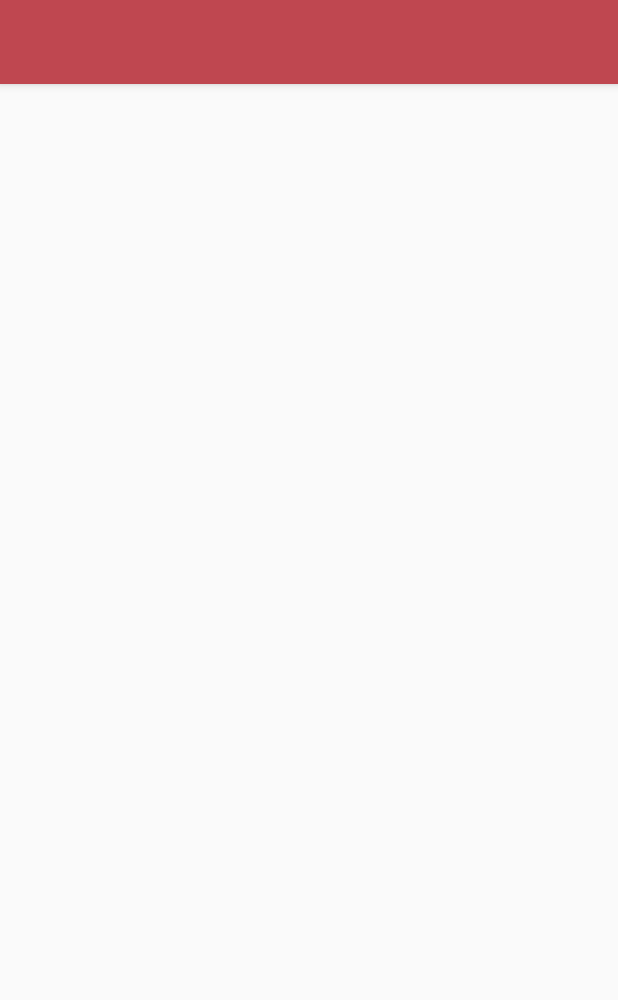
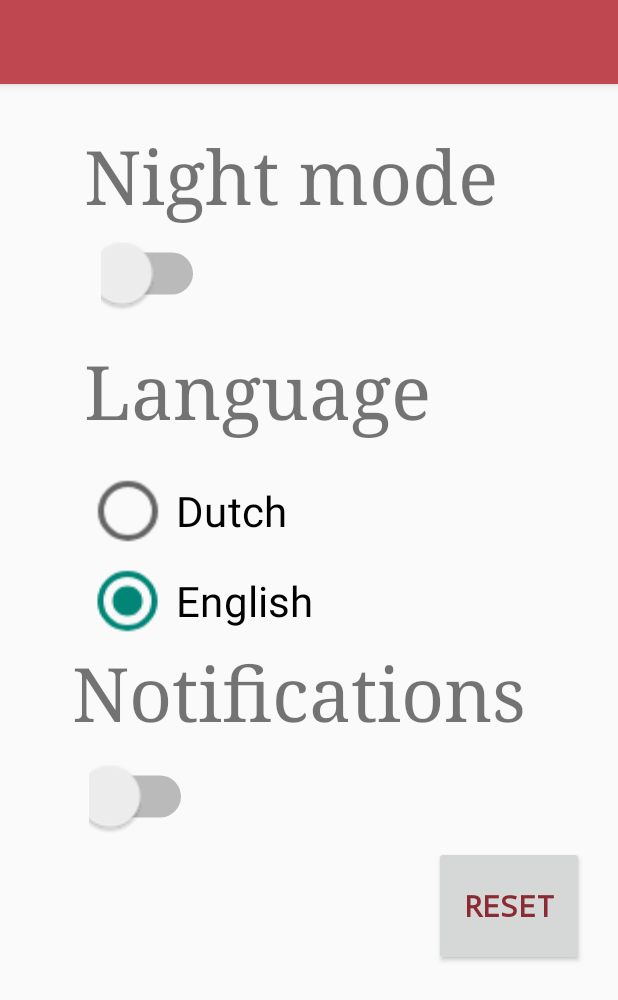
Before and after one commit to uev52/Project-B, an Android app: the layout app_bar_settings.xml on its own in the app's theme, with its tools: preview values and no code run, on a phone screen of 412 x 824 dp. Shown: the top 1000 px of the screen. Run offline under Robolectric (Android 15) with nearby library versions, the phone set to English and light mode, and no system bars.

Commit message:
Finished settings screen design
Added a way to navigate from settings to home and vice versa

```diff
--- a/HROopendagtest1/app/src/main/java/com/example/hroopendagtest1/MainActivity.java
+++ b/HROopendagtest1/app/src/main/java/com/example/hroopendagtest1/MainActivity.java
@@ -52,7 +52,8 @@ public class MainActivity extends AppCompatActivity
         int id = item.getItemId();
 
         if (id == R.id.nav_home) {
-            // Handle the camera action
+            Intent i = new Intent(this, MainActivity.class);
+            startActivity(i);
         } else if (id == R.id.nav_openday) {
 
         } else if (id == R.id.nav_information) {
--- a/HROopendagtest1/app/src/main/java/com/example/hroopendagtest1/settings.java
+++ b/HROopendagtest1/app/src/main/java/com/example/hroopendagtest1/settings.java
@@ -54,7 +54,8 @@ public class settings extends AppCompatActivity
         int id = item.getItemId();
 
         if (id == R.id.nav_home) {
-            // Handle the camera action
+            Intent i = new Intent(this, MainActivity.class);
+            startActivity(i);
         } else if (id == R.id.nav_openday) {
 
         } else if (id == R.id.nav_information) {
--- a/HROopendagtest1/app/src/main/res/layout/content_settings.xml
+++ b/HROopendagtest1/app/src/main/res/layout/content_settings.xml
@@ -8,4 +8,126 @@
     tools:context=".settings"
     tools:showIn="@layout/app_bar_settings">
 
+    <TextView
+        android:id="@+id/txt_Nightmode"
+        android:layout_width="wrap_content"
+        android:layout_height="wrap_content"
+        android:layout_marginStart="56dp"
+        android:layout_marginLeft="56dp"
+        android:layout_marginTop="28dp"
+        android:text="Night mode"
+        android:textSize="50sp"
+        app:fontFamily="serif"
+        app:layout_constraintStart_toStartOf="parent"
+        app:layout_constraintTop_toTopOf="parent" />
+
+    <Switch
+        android:id="@+id/swtch_nightmode"
+        style="@style/HRO_switch"
+        android:layout_width="41dp"
+        android:layout_height="50dp"
+        android:layout_marginStart="88dp"
+        android:layout_marginLeft="88dp"
+        android:layout_marginTop="8dp"
+        android:scaleX="2"
+        android:scaleY="2"
+        app:layout_constraintStart_toStartOf="parent"
+        app:layout_constraintTop_toBottomOf="@+id/txt_Nightmode"
+
+        />
+
+    <TextView
+        android:id="@+id/txt_Language"
+        android:layout_width="wrap_content"
+        android:layout_height="wrap_content"
+        android:layout_marginStart="56dp"
+        android:layout_marginLeft="56dp"
+        android:layout_marginTop="20dp"
+        android:text="Language"
+        android:textSize="50sp"
+        app:fontFamily="serif"
+        app:layout_constraintStart_toStartOf="parent"
+        app:layout_constraintTop_toBottomOf="@+id/swtch_nightmode" />
+
+    <RadioGroup
+        android:id="@+id/radiogroup_language"
+        android:layout_width="195dp"
+        android:layout_height="132dp"
+        android:layout_marginStart="32dp"
+        android:layout_marginLeft="32dp"
+        android:layout_marginTop="4dp"
+        app:layout_constraintStart_toStartOf="parent"
+        app:layout_constraintTop_toBottomOf="@+id/txt_Language">
+
+        <RadioButton
+            android:id="@+id/radiobtn_language_dutch"
+            android:layout_width="wrap_content"
+            android:layout_height="wrap_content"
+            android:layout_marginStart="56dp"
+            android:layout_marginLeft="56dp"
+            android:layout_marginTop="28dp"
+            android:scaleX="2"
+            android:scaleY="2"
+            android:text="Dutch"
+            app:layout_constraintStart_toStartOf="parent"
+            app:layout_constraintTop_toBottomOf="@+id/radiobtn_language_english" />
+
+        <RadioButton
+            android:id="@+id/radiobtn_language_english"
+            android:layout_width="wrap_content"
+            android:layout_height="wrap_content"
+            android:layout_marginStart="60dp"
+            android:layout_marginLeft="60dp"
+            android:layout_marginTop="28dp"
+            android:checked="true"
+            android:scaleX="2"
+            android:scaleY="2"
+            android:text="English"
+            app:layout_constraintStart_toStartOf="parent"
+            app:layout_constraintTop_toBottomOf="@+id/txt_Language" />
+
+    </RadioGroup>
+
+    <TextView
+        android:id="@+id/txt_Notifications"
+        android:layout_width="wrap_content"
+        android:layout_height="wrap_content"
+        android:layout_marginStart="48dp"
+        android:layout_marginLeft="48dp"
+        android:text="Notifications"
+        android:textSize="50sp"
+        app:fontFamily="serif"
+        app:layout_constraintStart_toStartOf="parent"
+        app:layout_constraintTop_toBottomOf="@+id/radiogroup_language" />
+
+    <Switch
+        android:id="@+id/swtch_notifications"
+        style="@style/HRO_switch"
+        android:layout_width="41dp"
+        android:layout_height="50dp"
+        android:layout_marginStart="80dp"
+        android:layout_marginLeft="80dp"
+        android:layout_marginTop="12dp"
+        android:scaleX="2"
+        android:scaleY="2"
+        app:layout_constraintStart_toStartOf="parent"
+        app:layout_constraintTop_toBottomOf="@+id/txt_Notifications" />
+
+    <Button
+        android:id="@+id/btn_reset"
+        android:layout_width="100dp"
+        android:layout_height="80dp"
+        android:layout_marginStart="168dp"
+        android:layout_marginLeft="168dp"
+        android:layout_marginTop="8dp"
+        android:text="RESET"
+        android:textAllCaps="true"
+        android:textAppearance="@style/TextAppearance.AppCompat"
+        android:textColor="@color/HRO_mainColorDark"
+        android:textSize="20sp"
+        android:textStyle="bold"
+        android:typeface="monospace"
+        app:layout_constraintStart_toEndOf="@+id/swtch_notifications"
+        app:layout_constraintTop_toBottomOf="@+id/swtch_notifications" />
+
 </android.support.constraint.ConstraintLayout>
--- a/HROopendagtest1/app/src/main/res/values/styles.xml
+++ b/HROopendagtest1/app/src/main/res/values/styles.xml
@@ -7,12 +7,26 @@
 
     <style name="HRO_main"></style>
 
+    <style name="HRO_switch" parent="Theme.AppCompat.Light">
+        <!-- active thumb & track color (30% transparency) -->
+        <item name="colorControlActivated">#0000ff</item>
+
+        <!-- inactive thumb color -->
+        <item name="colorSwitchThumbNormal">#00FF00
+        </item>
+
+        <!-- inactive track color (30% transparency) -->
+        <item name="android:colorForeground">#FF00001f
+        </item>
+    </style>
+
 
     <style name="AppTheme.NoActionBar">
         <item name="windowActionBar">false</item>
         <item name="windowNoTitle">true</item>
     </style>
 
+
     <style name="AppTheme.AppBarOverlay" parent="ThemeOverlay.AppCompat.Dark.ActionBar" />
 
     <style name="AppTheme.PopupOverlay" parent="ThemeOverlay.AppCompat.Light" />
```
